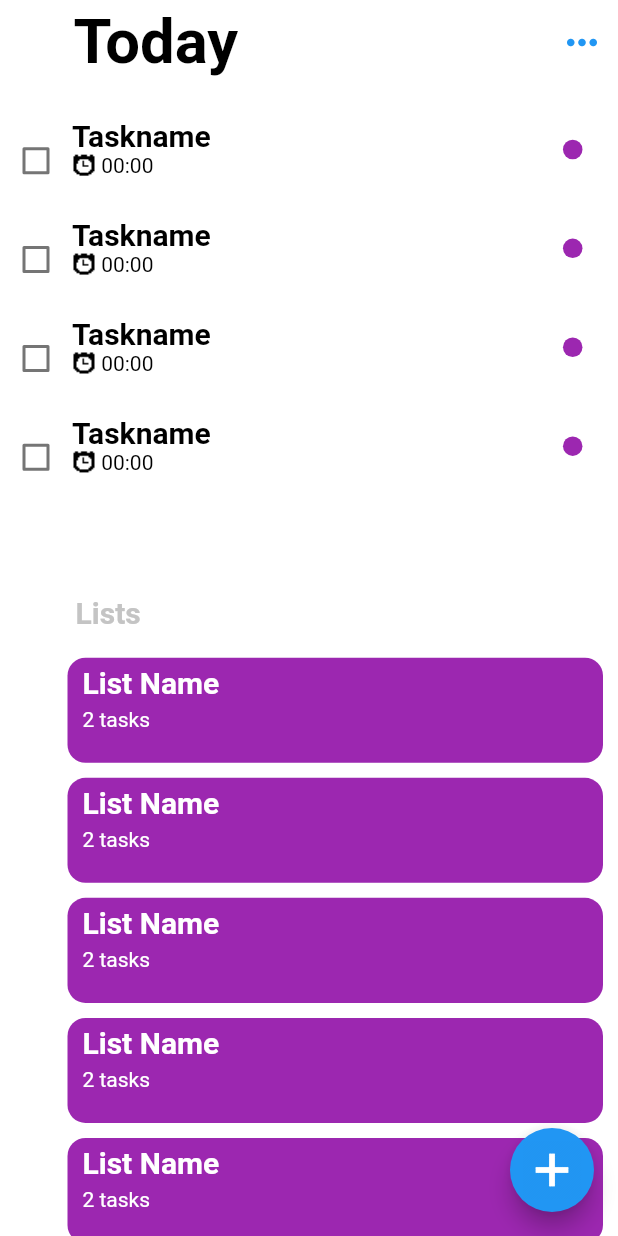
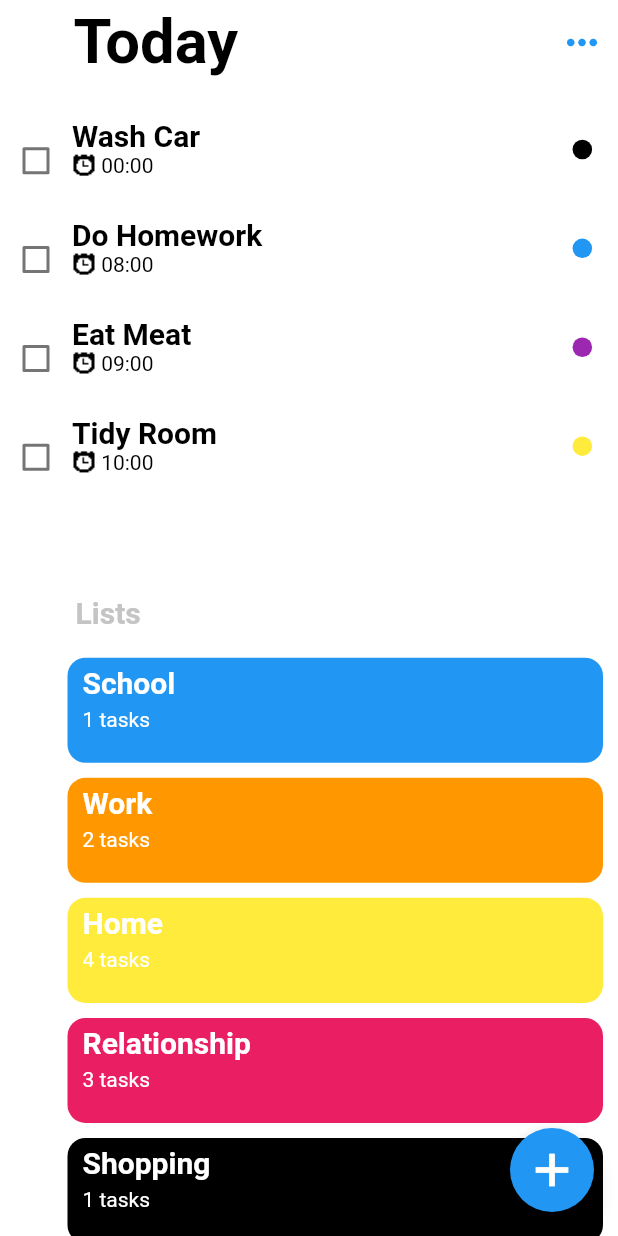
Before and after one commit to YushyZZ/ToDoApp, a Flutter app: the screen it shows after launch, on a phone screen of 412 x 824 dp. Run offline on Flutter 3.47's test engine with Material 2 defaults, Android fonts, the phone set to English and light mode, and no system bars.

Commit message:
List ve Task ekleme yapısının temelleri atıldı.

```diff
--- a/lib/HomeBody.dart
+++ b/lib/HomeBody.dart
@@ -1,6 +1,8 @@
 import 'package:flutter/material.dart';
 import './widgets/TaskWidget.dart';
 import './widgets/ListWidget.dart';
+import "./models/tasks.dart";
+import "./models/lists.dart";
 
 class ToDoAppHomeBody extends StatefulWidget {
   @override
@@ -21,9 +23,9 @@ class _ToDoAppHomeBodyState extends State<ToDoAppHomeBody> {
             height: size.height * 0.33,
             child: ListView.builder(
               itemBuilder: (BuildContext ctxt, int index) {
-                return new TaskWidget();
+                return new TaskWidget(tasks[index]["taskName"],tasks[index]["isScheduled"],tasks[index]["time"],tasks[index]["listColor"]);
               },
-              itemCount: 7,
+              itemCount: tasks.length,
             ),
           ),
           Spacer(),
@@ -47,9 +49,9 @@ class _ToDoAppHomeBodyState extends State<ToDoAppHomeBody> {
                   color: Colors.white,
                   height: size.height * 0.48,
                   child: ListView.builder(
-                      itemCount: 7,
+                      itemCount: lists.length,
                       itemBuilder: (BuildContext ctxt, int index) {
-                        return new ListWidget();
+                        return new ListWidget(lists[index]["listName"],lists[index]["listColor"],lists[index]["itemCount"],);
                       }),
                 )
               ],
--- /dev/null
+++ b/lib/models/lists.dart
@@ -0,0 +1,40 @@
+import "package:flutter/material.dart";
+
+List lists = [
+  {
+    "listName": "School",
+    "listColor": Colors.blue,
+    "itemCount": 1,
+
+  },
+  {
+    "listName": "Work",
+    "listColor": Colors.orange,
+    "itemCount": 2,
+
+  },
+  {
+    "listName": "Home",
+    "listColor": Colors.yellow,
+    "itemCount": 4,
+
+  },
+  {
+    "listName": "Relationship",
+    "listColor": Colors.pink,
+    "itemCount": 3,
+
+  },
+  {
+    "listName": "Shopping",
+    "listColor": Colors.black,
+    "itemCount": 1,
+
+  },
+   {
+    "listName": "Self Learning",
+    "listColor": Colors.green,
+    "itemCount": 2,
+
+  },
+];
--- /dev/null
+++ b/lib/models/tasks.dart
@@ -0,0 +1,34 @@
+import "package:flutter/material.dart";
+
+List tasks = [
+  {
+    "taskName": "Wash Car",
+    "isScheduled": true,
+    "time": " 00:00",
+    "listColor": Colors.black
+  },
+  {
+    "taskName": "Do Homework",
+    "isScheduled": true,
+    "time": " 08:00",
+    "listColor": Colors.blue
+  },
+  {
+    "taskName": "Eat Meat",
+    "isScheduled": true,
+    "time": " 09:00",
+    "listColor": Colors.purple
+  },
+  {
+    "taskName": "Tidy Room",
+    "isScheduled": true,
+    "time": " 10:00",
+    "listColor": Colors.yellow
+  },
+  {
+    "taskName": "Tidy Room",
+    "isScheduled": true,
+    "time": " 10:00",
+    "listColor": Colors.yellow
+  },
+];
--- a/lib/widgets/ListWidget.dart
+++ b/lib/widgets/ListWidget.dart
@@ -2,8 +2,17 @@ import 'package:ToDoApp/widgets/TaskWidgetonListScreen.dart';
 import 'package:flutter/material.dart';
 
 class ListWidget extends StatefulWidget {
+  final String listName;
+  final Color listColor;
+  final int itemCount;
+
+  ListWidget(
+      this.listName,
+      this.listColor,
+      this.itemCount);
+
   @override
-  _ListWidgetState createState() => _ListWidgetState();
+  _ListWidgetState createState() => _ListWidgetState(listName,listColor,itemCount);
 }
 
 class _ListWidgetState extends State<ListWidget> {
@@ -12,9 +21,9 @@ class _ListWidgetState extends State<ListWidget> {
   final int itemCount;
 
   _ListWidgetState(
-      {this.listName = "List Name",
-      this.listColor = Colors.purple,
-      this.itemCount = 2});
+      this.listName,
+      this.listColor,
+      this.itemCount);
 
   @override
   Widget build(BuildContext context) {
@@ -47,7 +56,7 @@ class _ListWidgetState extends State<ListWidget> {
             Container(
               margin: EdgeInsets.only(left: 10, top: 5),
               child: Text(
-                "$itemCount tasks",
+                "${itemCount.toString()} tasks",
                 style: TextStyle(color: Colors.white),
               ),
             )
@@ -133,7 +142,7 @@ void _modalBottomSheetMenu(context, size, listColor, listName, itemCount) {
                     height: size.height * 0.775,
                     width: size.width * 1,
                     child: ListView.builder(
-                        itemCount: 4,
+                        itemCount: itemCount,
                         itemBuilder: (BuildContext ctxt, int index) {
                           return new TaskWidgetOnList();
                         }),
--- a/lib/widgets/TaskWidget.dart
+++ b/lib/widgets/TaskWidget.dart
@@ -1,8 +1,16 @@
 import 'package:flutter/material.dart';
 
 class TaskWidget extends StatefulWidget {
+  final String taskName;
+  final bool isScheduled;
+  final String time;
+  final Color listColor;
+
+  TaskWidget(this.taskName, this.isScheduled, this.time, this.listColor);
+
   @override
-  _TaskWidgetState createState() => _TaskWidgetState();
+  _TaskWidgetState createState() =>
+      _TaskWidgetState(taskName, isScheduled, time, listColor);
 }
 
 class _TaskWidgetState extends State<TaskWidget> {
@@ -13,11 +21,7 @@ class _TaskWidgetState extends State<TaskWidget> {
   final String time;
   final Color listColor;
 
-  _TaskWidgetState(
-      {this.taskName = "Taskname",
-      this.isScheduled = true,
-      this.time = " 00:00",
-      this.listColor = Colors.purple});
+  _TaskWidgetState(this.taskName, this.isScheduled, this.time, this.listColor);
 
   @override
   Widget build(BuildContext context) {
@@ -48,13 +52,18 @@ class _TaskWidgetState extends State<TaskWidget> {
                     child: Column(
                       crossAxisAlignment: CrossAxisAlignment.start,
                       children: <Widget>[
-                        Text(
-                          "$taskName",
-                          style: TextStyle(
-                              color:
-                                  (!checkboxvalue) ? Colors.black : Colors.grey,
-                              fontSize: 20,
-                              fontWeight: FontWeight.bold),
+                        Container(
+
+                          width: size.width*0.8,
+                          child: Text(
+                            "$taskName",
+                            style: TextStyle(
+                                color: (!checkboxvalue)
+                                    ? Colors.black
+                                    : Colors.grey,
+                                fontSize: 20,
+                                fontWeight: FontWeight.bold),
+                          ),
                         ),
                         isScheduled
                             ? Row(
@@ -82,7 +91,7 @@ class _TaskWidgetState extends State<TaskWidget> {
                     ),
                   ),
                   Container(
-                    margin: EdgeInsets.only(left: size.width * 0.57),
+                    margin: EdgeInsets.only(left: size.width * 0.01),
                     child: SizedBox(
                       height: 13,
                       width: 13,
--- a/lib/widgets/TaskWidgetonListScreen.dart
+++ b/lib/widgets/TaskWidgetonListScreen.dart
@@ -19,7 +19,7 @@ class _TaskWidgetOnListState extends State<TaskWidgetOnList> {
       {this.taskName = "Taskname",
       this.isScheduled = true,
       this.time = " 00:00",
-      this.listColor = Colors.purple,
+      this.listColor = Colors.transparent,
       this.isDated = true,
       this.date = "01.01.2020"});
 
```
